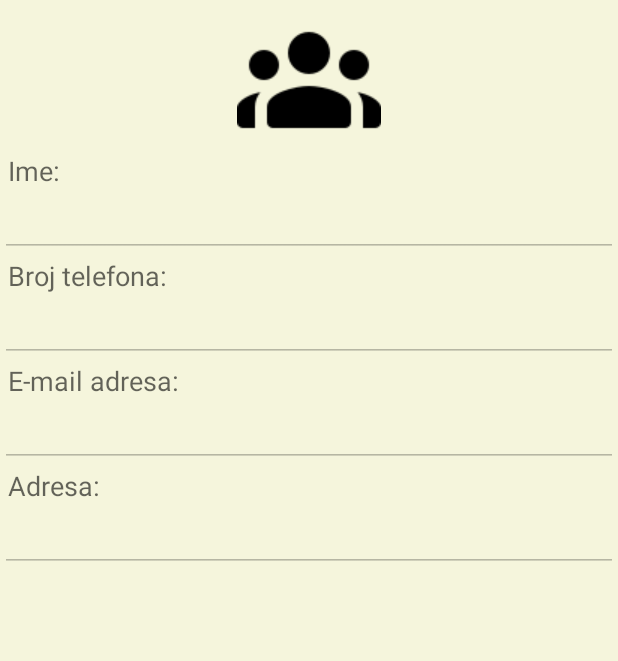
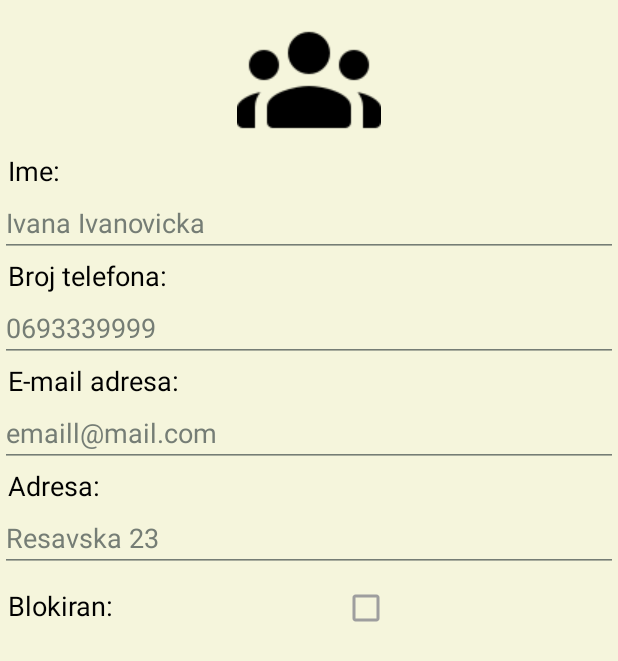
Before and after one commit to newkristian/uber-like-kmp, an Android app: the fragment AccountFragment shown on its own in the app's theme, on a phone screen of 412 x 824 dp. Shown: the top 661 px of the screen. Run offline under Robolectric (Android 15) with nearby library versions, the phone set to English and light mode, and no system bars.

Commit message:
Added fixes to GUI

```diff
--- a/Mobilna aplikacija/app/src/main/java/com/example/uberapp_tim9/PassengerInboxFragment.java
+++ b/Mobilna aplikacija/app/src/main/java/com/example/uberapp_tim9/PassengerInboxFragment.java
@@ -1,10 +1,13 @@
 package com.example.uberapp_tim9;
 
+import android.content.Context;
 import android.os.Bundle;
+import android.view.ContextThemeWrapper;
 import android.view.LayoutInflater;
 import android.view.View;
 import android.view.ViewGroup;
 
+import androidx.annotation.NonNull;
 import androidx.fragment.app.Fragment;
 
 /**
@@ -60,4 +63,12 @@ public class PassengerInboxFragment extends Fragment {
         // Inflate the layout for this fragment
         return inflater.inflate(R.layout.fragment_passenger_inbox, container, false);
     }
+
+    @NonNull
+    @Override
+    public LayoutInflater onGetLayoutInflater(Bundle savedInstanceState) {
+        LayoutInflater inflater = super.onGetLayoutInflater(savedInstanceState);
+        Context contextThemeWrapper = new ContextThemeWrapper(requireContext(), R.style.Theme_UberApp_Tim9_Basic);
+        return inflater.cloneInContext(contextThemeWrapper);
+    }
 }
--- a/Mobilna aplikacija/app/src/main/java/com/example/uberapp_tim9/main_page/ui/account/AccountFragment.java
+++ b/Mobilna aplikacija/app/src/main/java/com/example/uberapp_tim9/main_page/ui/account/AccountFragment.java
@@ -1,13 +1,21 @@
 package com.example.uberapp_tim9.main_page.ui.account;
 
+import android.content.Context;
 import android.os.Bundle;
+import android.view.ContextThemeWrapper;
 import android.view.LayoutInflater;
 import android.view.View;
 import android.view.ViewGroup;
+import android.widget.CheckBox;
+import android.widget.EditText;
+import android.widget.ImageView;
 
+import androidx.annotation.NonNull;
+import androidx.annotation.Nullable;
 import androidx.fragment.app.Fragment;
 
 import com.example.uberapp_tim9.R;
+import com.example.uberapp_tim9.model.Passenger;
 
 /**
  * A simple {@link Fragment} subclass.
@@ -62,4 +70,24 @@ public class AccountFragment extends Fragment {
         // Inflate the layout for this fragment
         return inflater.inflate(R.layout.fragment_account, container, false);
     }
+
+    @Override
+    public void onViewCreated(@NonNull View view, @Nullable Bundle savedInstanceState) {
+        super.onViewCreated(view, savedInstanceState);
+        Passenger passenger = new Passenger(0, "Ivana", "Ivanovicka", "", "0693339999", "emaill@mail.com", "Resavska 23", "123456789", false);
+        ((EditText)view.findViewById(R.id.name_edit_text)).setText(String.format("%s %s", passenger.getmName(), passenger.getmSurname()));
+        ((EditText)view.findViewById(R.id.phone_number_edit_text)).setText(passenger.getmPhoneNumber());
+        ((EditText)view.findViewById(R.id.email_edit_text)).setText(passenger.getmEmail());
+        ((EditText)view.findViewById(R.id.address_edit_text)).setText(passenger.getmAddress());
+        ((ImageView)view.findViewById(R.id.profile_picture_image_view)).setImageResource(R.drawable.ic_people);
+        ((CheckBox)view.findViewById(R.id.blocked_checkbox)).setChecked(passenger.ismIsBlocked());
+    }
+
+    @NonNull
+    @Override
+    public LayoutInflater onGetLayoutInflater(Bundle savedInstanceState) {
+        LayoutInflater inflater = super.onGetLayoutInflater(savedInstanceState);
+        Context contextThemeWrapper = new ContextThemeWrapper(requireContext(), R.style.Theme_UberApp_Tim9_Basic);
+        return inflater.cloneInContext(contextThemeWrapper);
+    }
 }
--- a/Mobilna aplikacija/app/src/main/java/com/example/uberapp_tim9/registration/PassengerRegisterActivity.java
+++ b/Mobilna aplikacija/app/src/main/java/com/example/uberapp_tim9/registration/PassengerRegisterActivity.java
@@ -1,14 +1,18 @@
 package com.example.uberapp_tim9.registration;
 
+import android.content.Context;
 import android.content.Intent;
 import android.os.Bundle;
+import android.view.ContextThemeWrapper;
+import android.view.LayoutInflater;
 import android.widget.Button;
 
+import androidx.annotation.NonNull;
 import androidx.appcompat.app.AppCompatActivity;
 
 import com.example.uberapp_tim9.R;
 import com.example.uberapp_tim9.main_page.DriverMainActivity;
-import com.example.uberapp_tim9.main_page.PassengerMainActivity;
+
 
 public class PassengerRegisterActivity extends AppCompatActivity {
 
@@ -19,9 +23,8 @@ public class PassengerRegisterActivity extends AppCompatActivity {
 
         Button register = findViewById(R.id.sign_up_button);
         register.setOnClickListener(view ->
-                startActivity(new Intent(getApplicationContext(), PassengerMainActivity.class)));
+                startActivity(new Intent(getApplicationContext(), DriverMainActivity.class)));
     }
-
     @Override
     protected void onStart() {
         super.onStart();
--- a/Mobilna aplikacija/app/src/main/res/layout/fragment_account.xml
+++ b/Mobilna aplikacija/app/src/main/res/layout/fragment_account.xml
@@ -89,6 +89,26 @@
             android:enabled="false"
             android:inputType="none"
             android:textColor="@color/dark_grey" />
+        <LinearLayout
+            android:id="@+id/blocked_linear_layout"
+            android:layout_width="match_parent"
+            android:layout_height="match_parent"
+            android:orientation="horizontal">
 
+            <TextView
+                android:id="@+id/blocked_textview"
+                android:layout_width="wrap_content"
+                android:layout_height="wrap_content"
+                android:layout_marginStart="5dp"
+                android:text="@string/passenger_account_blocked"
+                android:textAppearance="@style/TextAppearance.AppCompat.Medium" />
+
+            <CheckBox
+                android:id="@+id/blocked_checkbox"
+                android:layout_width="wrap_content"
+                android:layout_height="wrap_content"
+                android:layout_weight="1"
+                android:enabled="false" />
+        </LinearLayout>
     </LinearLayout>
 </FrameLayout>
--- a/Mobilna aplikacija/app/src/main/res/layout/fragment_passenger_inbox.xml
+++ b/Mobilna aplikacija/app/src/main/res/layout/fragment_passenger_inbox.xml
@@ -384,8 +384,8 @@
                 android:id="@+id/textView23"
                 android:layout_width="wrap_content"
                 android:layout_height="wrap_content"
+                android:text="4.10.2022\n22:30"
                 android:textAlignment="center"
-                android:text="4.10.2022\n22:30"
                 android:textColor="@color/black"
                 app:layout_constraintBottom_toTopOf="@+id/divider9"
                 app:layout_constraintEnd_toEndOf="parent"
@@ -497,6 +497,7 @@
                 android:id="@+id/textView25"
                 android:layout_width="200dp"
                 android:layout_height="90dp"
+                android:background="@color/white"
                 android:shadowColor="@color/white"
                 android:text="Voznja potvrdjena"
                 android:textColor="@color/black"
```
